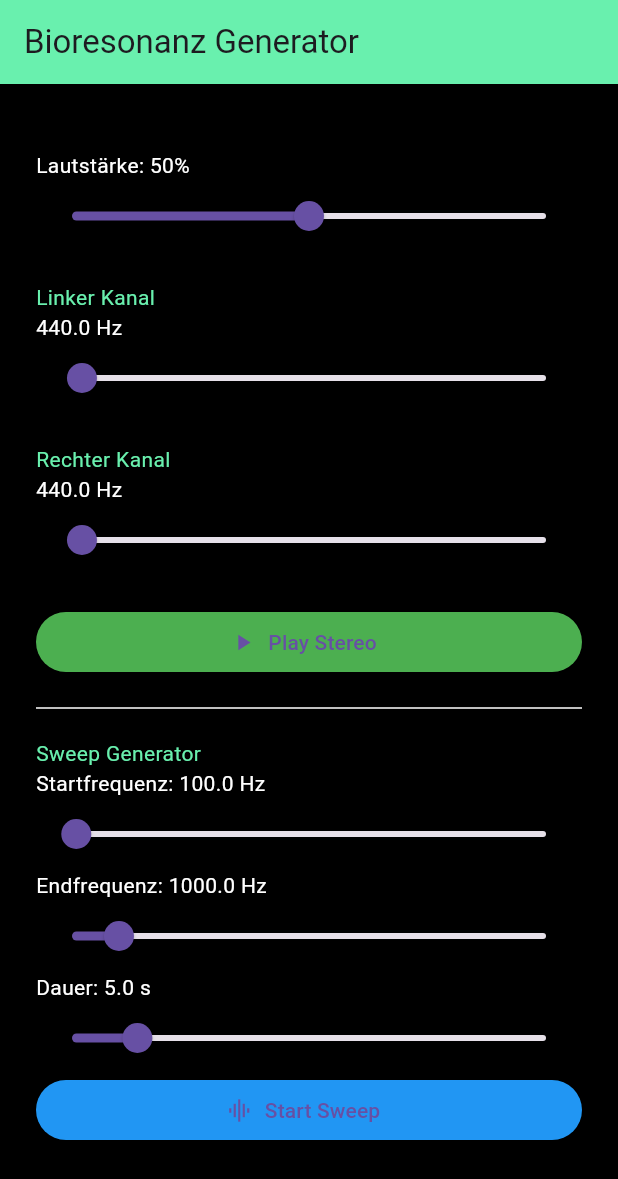
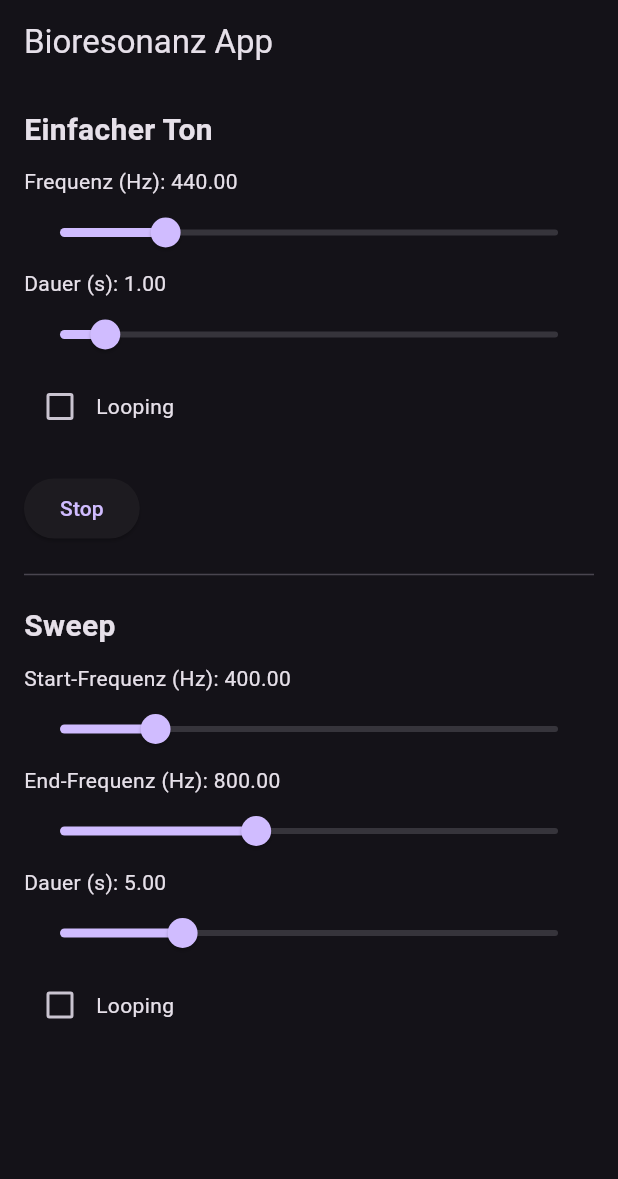
Before and after one commit to hanebuechenes/bioresonanz_app, a Flutter app: the screen it shows after launch, on a phone screen of 412 x 824 dp. Shown: the top 1179 px of the screen. Run offline on Flutter 3.47's test engine with Material 3 defaults, Android fonts, the phone set to English and light mode, and no system bars; our stand-ins replace audioplayers.

Commit message:
Neue Grundversion 3

```diff
--- a/lib/main.dart
+++ b/lib/main.dart
@@ -1,149 +1,135 @@
 import 'package:flutter/material.dart';
-import 'player_controller.dart';
+import 'audio_service.dart';
 
 void main() {
-  runApp(const MaterialApp(
-    debugShowCheckedModeBanner: false,
-    home: BioresonanzApp(),
-  ));
+  runApp(BioResonanzApp());
 }
 
-class BioresonanzApp extends StatefulWidget {
-  const BioresonanzApp({super.key});
-
+class BioResonanzApp extends StatelessWidget {
   @override
-  State<BioresonanzApp> createState() => _BioresonanzAppState();
+  Widget build(BuildContext context) {
+    return MaterialApp(
+      title: 'Bioresonanz App',
+      theme: ThemeData.dark(),
+      home: HomePage(),
+    );
+  }
 }
 
-class _BioresonanzAppState extends State<BioresonanzApp> {
-  final PlayerController _controller = PlayerController();
+class HomePage extends StatefulWidget {
+  @override
+  _HomePageState createState() => _HomePageState();
+}
 
-  bool isPlayingStereo = false;
-  bool isPlayingSweep = false;
+class _HomePageState extends State<HomePage> {
+  final AudioService _audioService = AudioService();
 
-  double volume = 0.5;
+  // Single Tone
+  double _frequency = 440;
+  double _duration = 1.0;
+  bool _loopTone = false;
 
-  double freqLeft = 440.0;
-  double freqRight = 440.0;
-
-  double sweepStart = 100.0;
-  double sweepEnd = 1000.0;
-  double sweepDuration = 5.0;
+  // Sweep
+  double _sweepStart = 400;
+  double _sweepEnd = 800;
+  double _sweepDuration = 5.0;
+  bool _loopSweep = false;
 
   @override
   void dispose() {
-    _controller.dispose();
+    _audioService.dispose();
     super.dispose();
+  }
+
+  void _updateTone() {
+    _audioService.playTone(_frequency, _duration, loop: _loopTone);
+  }
+
+  void _updateSweep() {
+    _audioService.playSweep(_sweepStart, _sweepEnd, _sweepDuration, loop: _loopSweep);
   }
 
   @override
   Widget build(BuildContext context) {
     return Scaffold(
-      backgroundColor: Colors.black,
-      appBar: AppBar(
-        backgroundColor: Colors.greenAccent,
-        title: const Text("Bioresonanz Generator"),
-      ),
-      body: Padding(
-        padding: const EdgeInsets.all(24),
-        child: ListView(
+      appBar: AppBar(title: Text('Bioresonanz App')),
+      body: SingleChildScrollView(
+        padding: EdgeInsets.all(16),
+        child: Column(
+          crossAxisAlignment: CrossAxisAlignment.start,
           children: [
-            const SizedBox(height: 20),
-            Text("Lautstärke: ${(volume * 100).toStringAsFixed(0)}%",
-                style: const TextStyle(color: Colors.white)),
-            Slider(
-              value: volume,
-              min: 0,
-              max: 1,
-              onChanged: (v) => setState(() {
-                volume = v;
-                _controller.volume = volume;
-              }),
+            Text('Einfacher Ton', style: TextStyle(fontSize: 20, fontWeight: FontWeight.bold)),
+            SizedBox(height: 10),
+            _buildSlider('Frequenz (Hz)', 20, 2000, _frequency, (v) {
+              setState(() => _frequency = v);
+              _updateTone();
+            }),
+            _buildSlider('Dauer (s)', 0.1, 10, _duration, (v) {
+              setState(() => _duration = v);
+              _updateTone();
+            }),
+            Row(
+              children: [
+                Checkbox(
+                  value: _loopTone,
+                  onChanged: (v) {
+                    setState(() => _loopTone = v ?? false);
+                    _updateTone();
+                  },
+                ),
+                Text('Looping')
+              ],
             ),
-            const SizedBox(height: 20),
-            const Text("Linker Kanal", style: TextStyle(color: Colors.greenAccent)),
-            Text("${freqLeft.toStringAsFixed(1)} Hz",
-                style: const TextStyle(color: Colors.white)),
-            Slider(
-              value: freqLeft,
-              min: 20,
-              max: 20000,
-              onChanged: (v) => setState(() => freqLeft = v),
+            SizedBox(height: 20),
+            ElevatedButton(
+              onPressed: () => _audioService.stop(),
+              child: Text('Stop'),
             ),
-            const SizedBox(height: 20),
-            const Text("Rechter Kanal", style: TextStyle(color: Colors.greenAccent)),
-            Text("${freqRight.toStringAsFixed(1)} Hz",
-                style: const TextStyle(color: Colors.white)),
-            Slider(
-              value: freqRight,
-              min: 20,
-              max: 20000,
-              onChanged: (v) => setState(() => freqRight = v),
-            ),
-            const SizedBox(height: 20),
-            ElevatedButton.icon(
-              style: ElevatedButton.styleFrom(
-                backgroundColor: isPlayingStereo ? Colors.red : Colors.green,
-              ),
-              icon: Icon(isPlayingStereo ? Icons.stop : Icons.play_arrow),
-              label: Text(isPlayingStereo ? "Stop Stereo" : "Play Stereo"),
-              onPressed: () async {
-                if (!isPlayingStereo) {
-                  setState(() => isPlayingStereo = true);
-                  await _controller.playStereo(freqLeft, freqRight);
-                  setState(() => isPlayingStereo = false);
-                } else {
-                  await _controller.stop();
-                  setState(() => isPlayingStereo = false);
-                }
-              },
-            ),
-            const Divider(color: Colors.white, height: 40),
-            const Text("Sweep Generator", style: TextStyle(color: Colors.greenAccent)),
-            Text("Startfrequenz: ${sweepStart.toStringAsFixed(1)} Hz",
-                style: const TextStyle(color: Colors.white)),
-            Slider(
-              value: sweepStart,
-              min: 10,
-              max: 10000,
-              onChanged: (v) => setState(() => sweepStart = v),
-            ),
-            Text("Endfrequenz: ${sweepEnd.toStringAsFixed(1)} Hz",
-                style: const TextStyle(color: Colors.white)),
-            Slider(
-              value: sweepEnd,
-              min: 10,
-              max: 10000,
-              onChanged: (v) => setState(() => sweepEnd = v),
-            ),
-            Text("Dauer: ${sweepDuration.toStringAsFixed(1)} s",
-                style: const TextStyle(color: Colors.white)),
-            Slider(
-              value: sweepDuration,
-              min: 1,
-              max: 30,
-              onChanged: (v) => setState(() => sweepDuration = v),
-            ),
-            ElevatedButton.icon(
-              icon: const Icon(Icons.multitrack_audio),
-              label: Text(isPlayingSweep ? "Stop Sweep" : "Start Sweep"),
-              style: ElevatedButton.styleFrom(
-                backgroundColor: isPlayingSweep ? Colors.red : Colors.blue,
-              ),
-              onPressed: () async {
-                if (!isPlayingSweep) {
-                  setState(() => isPlayingSweep = true);
-                  await _controller.playSweep(sweepStart, sweepEnd, sweepDuration);
-                  setState(() => isPlayingSweep = false);
-                } else {
-                  await _controller.stop();
-                  setState(() => isPlayingSweep = false);
-                }
-              },
+            Divider(height: 40),
+            Text('Sweep', style: TextStyle(fontSize: 20, fontWeight: FontWeight.bold)),
+            SizedBox(height: 10),
+            _buildSlider('Start-Frequenz (Hz)', 20, 2000, _sweepStart, (v) {
+              setState(() => _sweepStart = v);
+              _updateSweep();
+            }),
+            _buildSlider('End-Frequenz (Hz)', 20, 2000, _sweepEnd, (v) {
+              setState(() => _sweepEnd = v);
+              _updateSweep();
+            }),
+            _buildSlider('Dauer (s)', 0.1, 20, _sweepDuration, (v) {
+              setState(() => _sweepDuration = v);
+              _updateSweep();
+            }),
+            Row(
+              children: [
+                Checkbox(
+                  value: _loopSweep,
+                  onChanged: (v) {
+                    setState(() => _loopSweep = v ?? false);
+                    _updateSweep();
+                  },
+                ),
+                Text('Looping')
+              ],
             ),
           ],
         ),
       ),
     );
   }
+
+  Widget _buildSlider(String label, double min, double max, double value, ValueChanged<double> onChanged) {
+    return Column(
+      crossAxisAlignment: CrossAxisAlignment.start,
+      children: [
+        Text('$label: ${value.toStringAsFixed(2)}'),
+        Slider(
+          min: min,
+          max: max,
+          value: value,
+          onChanged: onChanged,
+        ),
+      ],
+    );
+  }
 }
```
Also changed, not shown: lib/audio_service.dart (+27 -46 lines), lib/player_controller.dart (+82 -12 lines), lib/utils/wav_utils.dart (deleted, +0 -34 lines), lib/wav_utils.dart (added, +60 -0 lines), pubspec.yaml (+4 -9 lines), pubspec.lock.
